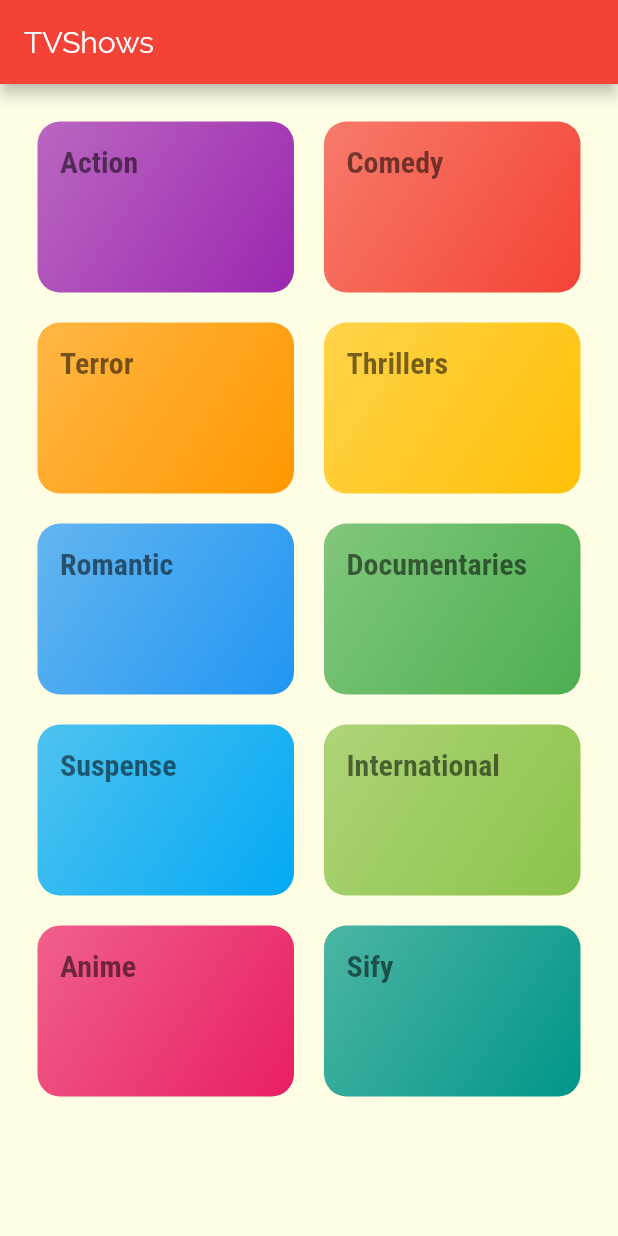
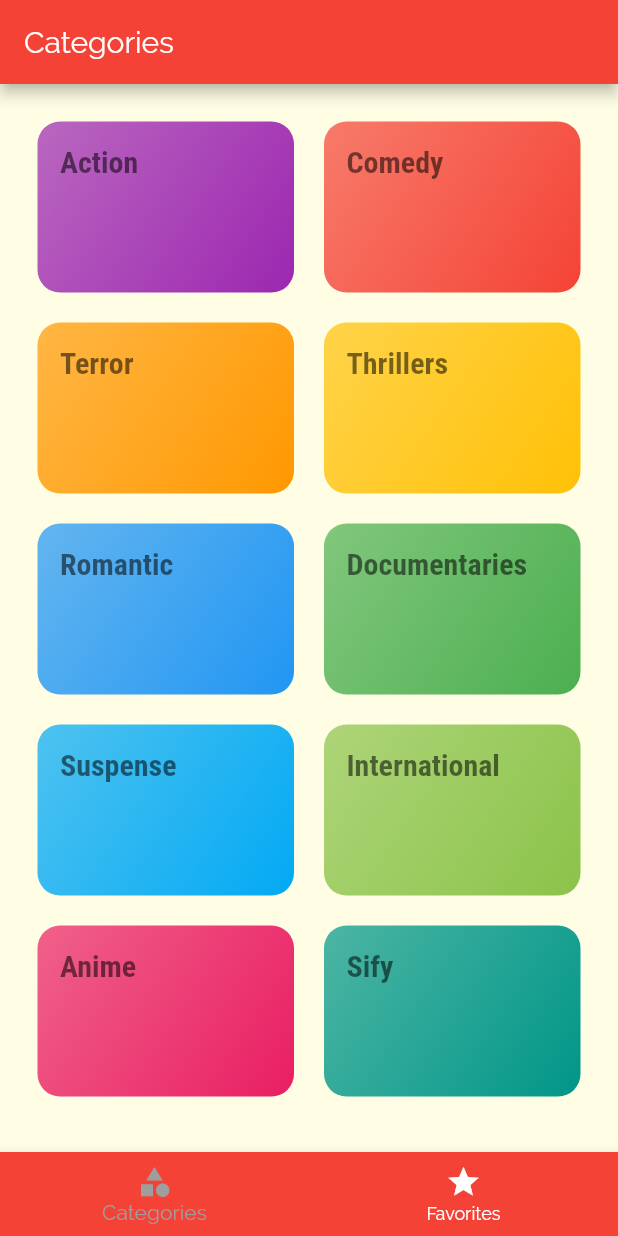
Before and after one commit to yeimermolina/flutter-tvshows-app, a Flutter app: the screen it shows after launch, on a phone screen of 412 x 824 dp. Run offline on Flutter 3.47's test engine with Material 2 defaults, Android fonts, the phone set to English and light mode, and no system bars.

```diff
--- a/lib/main.dart
+++ b/lib/main.dart
@@ -1,4 +1,5 @@
 import 'package:flutter/material.dart';
+import './screens/tabs_screen.dart';
 import './screens/show_detail_screen.dart';
 import './screens/category_shows_screen.dart';
 import './screens/categories_screen.dart';
@@ -32,7 +33,7 @@ class MyApp extends StatelessWidget {
       // home: CategoriesScreen(),
       initialRoute: '/',
       routes: {
-        '/': (ctx) => CategoriesScreen(),
+        '/': (ctx) => TabsScreen(),
         CategoryShowsScreen.routeName: (ctx) => CategoryShowsScreen(),
         ShowDetailScreen.routeName: (ctx) => ShowDetailScreen(),
       },
--- a/lib/screens/categories_screen.dart
+++ b/lib/screens/categories_screen.dart
@@ -5,11 +5,7 @@ import '../data/data.dart';
 class CategoriesScreen extends StatelessWidget {
   @override
   Widget build(BuildContext context) {
-    return Scaffold(
-      appBar: AppBar(
-        title: const Text('TVShows'),
-      ),
-      body: GridView(
+    return GridView(
       padding: const EdgeInsets.all(25),
       children: CATEGORIES
           .map(
@@ -23,7 +19,6 @@ class CategoriesScreen extends StatelessWidget {
         crossAxisSpacing: 20,
         mainAxisSpacing: 20,
       ),
-      ),
     );
   }
 }
--- /dev/null
+++ b/lib/screens/favorites_screen.dart
@@ -0,0 +1,10 @@
+import 'package:flutter/material.dart';
+
+class FavoritesScreen extends StatelessWidget {
+  @override
+  Widget build(BuildContext context) {
+    return Center(
+      child: Text('Favorites'),
+    );
+  }
+}
--- /dev/null
+++ b/lib/screens/tabs_screen.dart
@@ -0,0 +1,59 @@
+import 'package:flutter/material.dart';
+import './categories_screen.dart';
+import './favorites_screen.dart';
+
+class TabsScreen extends StatefulWidget {
+  @override
+  _TabsScreenState createState() => _TabsScreenState();
+}
+
+class _TabsScreenState extends State<TabsScreen> {
+  final List<Map<String, Object>> _screens = [
+    {
+      'screen': CategoriesScreen(), 'title': 'Categories'
+    },
+    {
+      'screen': FavoritesScreen(), 'title': 'Favorites'
+    }
+
+
+  ];
+
+  int _selectedScreenIndex = 0;
+
+  void _selectScreen(int index) {
+    setState(() {
+      _selectedScreenIndex = index;
+    });
+  }
+
+  @override
+  Widget build(BuildContext context) {
+    return Scaffold(
+      appBar: AppBar(
+        title: Text( _screens[_selectedScreenIndex]['title']),
+      ),
+      body: _screens[_selectedScreenIndex]['screen'],
+      bottomNavigationBar: BottomNavigationBar(
+        onTap: _selectScreen,
+        unselectedItemColor: Colors.white,
+        selectedItemColor: Theme.of(context).accentColor,
+        currentIndex: _selectedScreenIndex,
+        // type: BottomNavigationBarType.shifting,
+        backgroundColor: Theme.of(context).primaryColor,
+        items: [
+          BottomNavigationBarItem(
+            icon: Icon(Icons.category),
+            title: Text('Categories'),
+            backgroundColor: Theme.of(context).primaryColor,
+          ),
+          BottomNavigationBarItem(
+            icon: Icon(Icons.star),
+            title: Text('Favorites'),
+            backgroundColor: Theme.of(context).primaryColor,
+          )
+        ],
+      ),
+    );
+  }
+}
```
Lines whose indentation alone changed are shown as unchanged.
